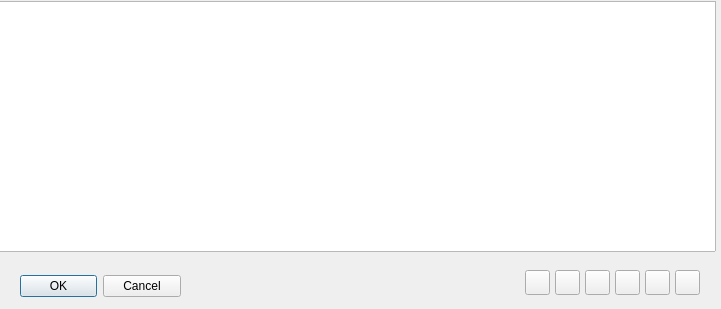
Before: the Qt Designer form users.ui in Sapunov-embedded/desktop_utility, drawn with Qt 5.
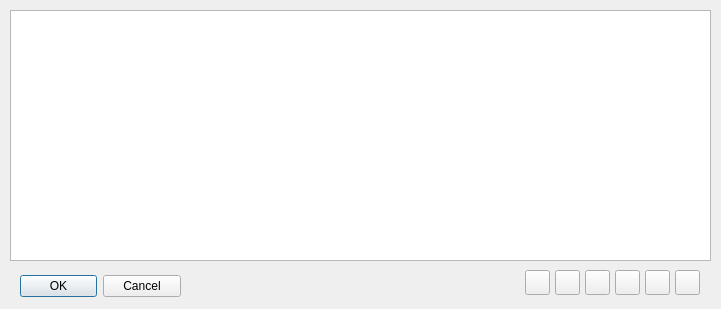
After: the same form once the commit is applied. Icons and pictures are not drawn.

The edit to the form file:
```diff
--- a/users.ui
+++ b/users.ui
@@ -60,35 +60,7 @@
     <bool>false</bool>
    </property>
   </widget>
-  <widget class="QColumnView" name="columnView">
-   <property name="geometry">
-    <rect>
-     <x>-5</x>
-     <y>1</y>
-     <width>721</width>
-     <height>251</height>
-    </rect>
-   </property>
-   <property name="sizePolicy">
-    <sizepolicy hsizetype="Fixed" vsizetype="Fixed">
-     <horstretch>0</horstretch>
-     <verstretch>0</verstretch>
-    </sizepolicy>
-   </property>
-   <property name="minimumSize">
-    <size>
-     <width>721</width>
-     <height>251</height>
-    </size>
-   </property>
-   <property name="maximumSize">
-    <size>
-     <width>721</width>
-     <height>251</height>
-    </size>
-   </property>
-  </widget>
-  <widget class="QPushButton" name="pushButton">
+  <widget class="QPushButton" name="plus">
    <property name="geometry">
     <rect>
      <x>525</x>
@@ -190,6 +162,16 @@
      <normaloff>../../../../Farmsib/Icons/free-icon-refresh-560512.png</normaloff>../../../../Farmsib/Icons/free-icon-refresh-560512.png</iconset>
    </property>
   </widget>
+  <widget class="QTableView" name="tableView">
+   <property name="geometry">
+    <rect>
+     <x>10</x>
+     <y>10</y>
+     <width>701</width>
+     <height>251</height>
+    </rect>
+   </property>
+  </widget>
  </widget>
  <resources/>
  <connections>
```
Left out of the diff: 10 changed lines with no effect on the pictures.
